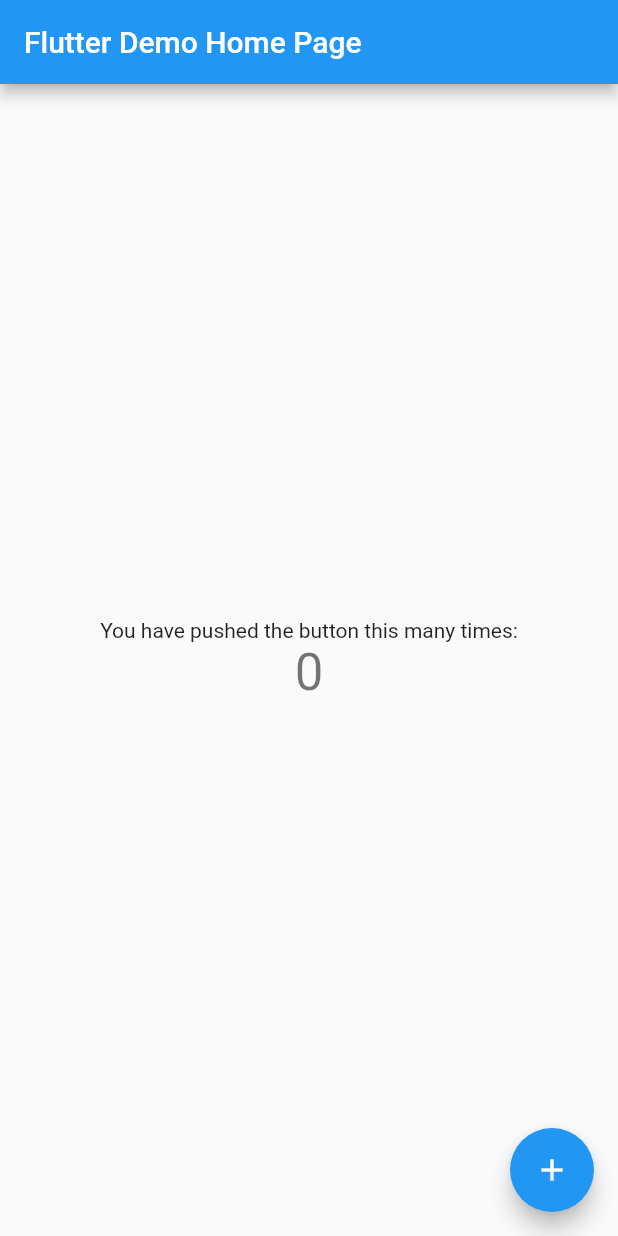
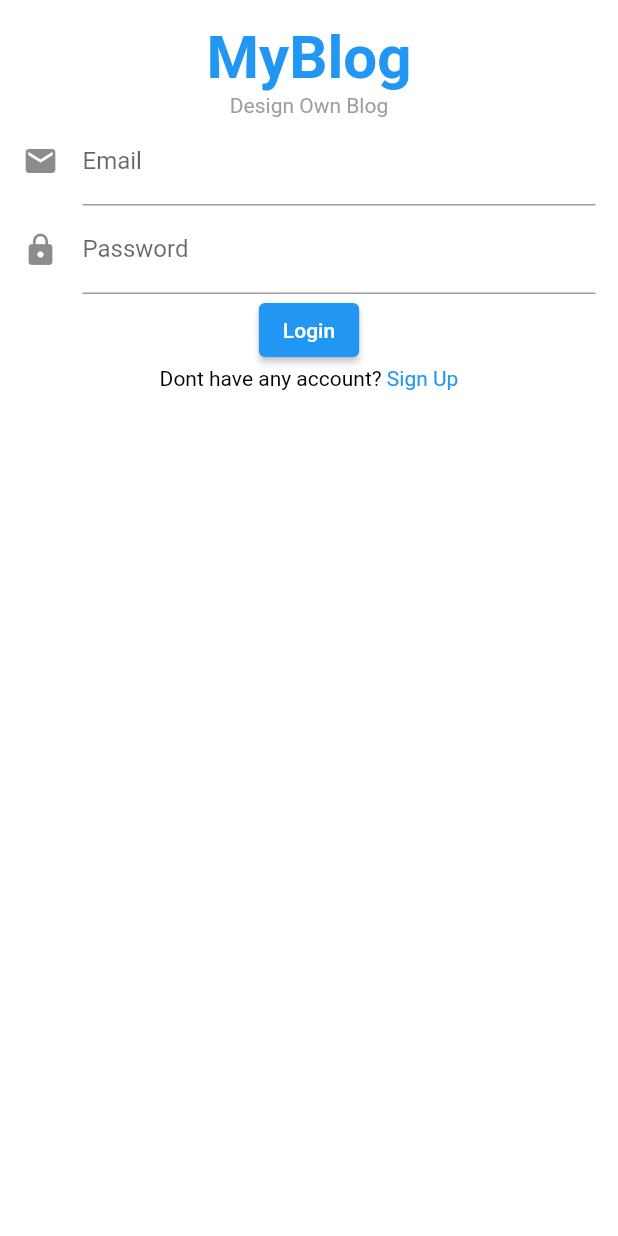
Before and after one commit to bryantan8858/my_blog_app, a Flutter app: the screen it shows after launch, on a phone screen of 412 x 824 dp. Run offline on Flutter 3.47's test engine with Material 2 defaults, Android fonts, the phone set to English and light mode, and no system bars.

Commit message:
login page

```diff
--- a/lib/main.dart
+++ b/lib/main.dart
@@ -1,4 +1,5 @@
 import 'package:flutter/material.dart';
+import 'package:my_blog_app/screens/login_page/login_page.dart';
 
 void main() {
   runApp(const MyApp());
@@ -24,7 +25,8 @@ class MyApp extends StatelessWidget {
         // is not restarted.
         primarySwatch: Colors.blue,
       ),
-      home: const MyHomePage(title: 'Flutter Demo Home Page'),
+      //first page
+      home: LoginPage(),
     );
   }
 }
--- /dev/null
+++ b/lib/screens/login_page/login_page.dart
@@ -0,0 +1,94 @@
+import 'package:flutter/gestures.dart';
+import 'package:flutter/material.dart';
+import 'package:my_blog_app/screens/home_page/home_page.dart';
+import 'package:my_blog_app/screens/register_page/register_page.dart';
+
+class LoginPage extends StatefulWidget {
+  const LoginPage({super.key});
+
+  @override
+  State<LoginPage> createState() => _LoginPageState();
+}
+
+class _LoginPageState extends State<LoginPage> {
+  @override
+  Widget build(BuildContext context) {
+    //Scaffold means canvas
+    return Scaffold(
+      backgroundColor: Colors.white,
+      body: SafeArea(
+        child: Container(
+          padding: EdgeInsets.all(15),
+          width: double.infinity,
+          child: Column(
+            crossAxisAlignment: CrossAxisAlignment.center,
+            children: [
+              const Text(
+                "MyBlog",
+                style: TextStyle(
+                  color: Colors.blue,
+                  fontSize: 40,
+                  fontWeight: FontWeight.bold,
+                ),
+              ),
+              const Text(
+                "Design Own Blog",
+                style: TextStyle(
+                  color: Colors.grey,
+                ),
+              ),
+              TextFormField(
+                decoration: const InputDecoration(
+                  labelText: "Email",
+                  hintText: "Email",
+                  icon: Icon(Icons.email),
+                ),
+              ),
+              TextFormField(
+                decoration: const InputDecoration(
+                  labelText: "Password",
+                  hintText: "Password",
+                  icon: Icon(Icons.lock),
+                ),
+              ),
+              ElevatedButton(
+                  onPressed: () {
+                    Navigator.push(
+                      context,
+                      MaterialPageRoute(builder: (context) => const HomePage()),
+                    );
+                  },
+                  child: Text("Login")),
+              RichText(
+                text: TextSpan(
+                  children: <TextSpan>[
+                    TextSpan(
+                      text: 'Dont have any account? ',
+                      style: TextStyle(
+                        color: Colors.black,
+                      ),
+                    ),
+                    TextSpan(
+                        text: 'Sign Up',
+                        style: TextStyle(
+                          color: Colors.blue,
+                        ),
+                        recognizer: TapGestureRecognizer()
+                          ..onTap = () {
+                            Navigator.push(
+                              context,
+                              MaterialPageRoute(
+                                  builder: (context) => const RegisterPage()),
+                            );
+                            print('Sign Up Page');
+                          }),
+                  ],
+                ),
+              ),
+            ],
+          ),
+        ),
+      ),
+    );
+  }
+}
```
